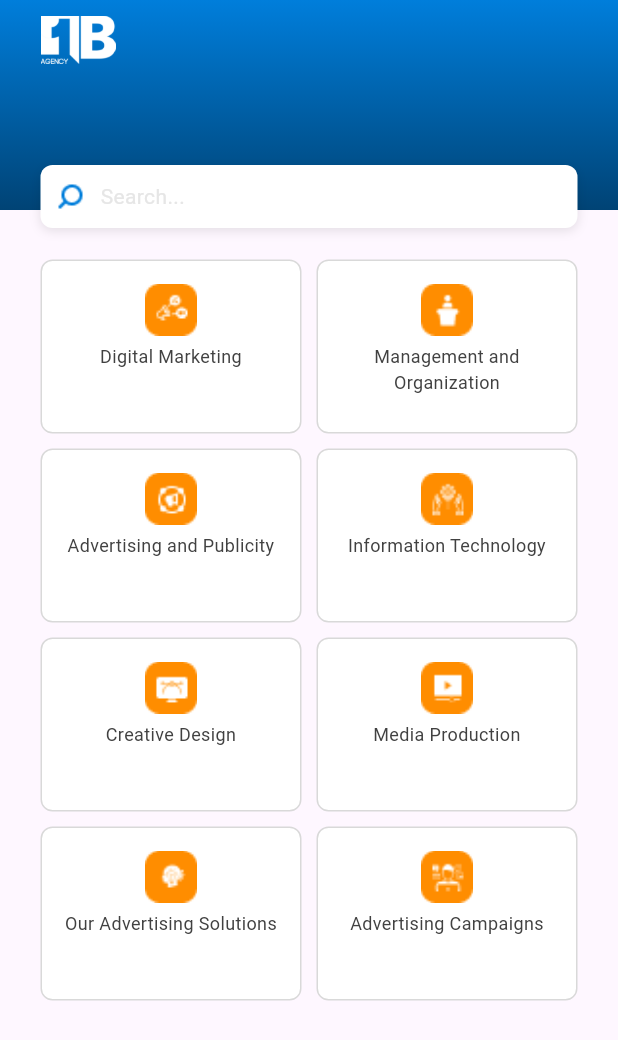
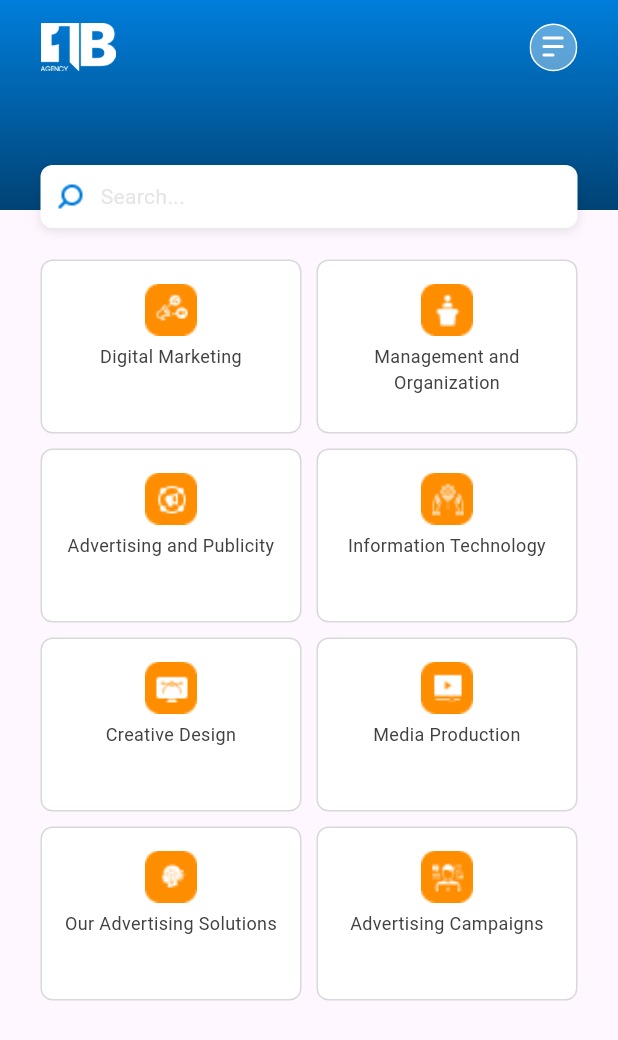
Before and after one commit to Ezzat200/one_billon, a Flutter app: the ServicesScreen screen opened directly, on a phone screen of 412 x 824 dp. Shown: the top 1040 px of the screen. Run offline on Flutter 3.47's test engine with Material 3 defaults, Android fonts, the phone set to English and light mode, and no system bars; our stand-ins replace bloc, cached_network_image, cloud_firestore, curved_labeled_navigation_bar, device_preview, firebase_auth and 7 more; accounts and stored records are empty.

Commit message:
`Added search functionality to navigation bar in blog and services screens`

```diff
--- a/lib/screens/services/services_screen.dart
+++ b/lib/screens/services/services_screen.dart
@@ -2,6 +2,7 @@ import 'package:flutter/material.dart';
 import 'package:flutter_bloc/flutter_bloc.dart';
 import 'package:one_billon/screens/layout/cubit/cubit.dart';
 import 'package:one_billon/screens/layout/cubit/states.dart';
+import 'package:one_billon/screens/search/search_screen.dart';
 import 'package:one_billon/screens/widgets/custom_card.dart';
 import 'package:one_billon/screens/widgets/custom_drawer.dart';
 import 'package:one_billon/shared/color.dart';
@@ -104,18 +105,21 @@ class ServicesScreen extends StatelessWidget {
                         horizontal: 27, vertical: 10),
                     child: Column(
                       children: [
+                        SizedBox(
+                          height: 5,
+                        ),
                         Row(
                           mainAxisAlignment: MainAxisAlignment.spaceBetween,
                           children: [
                             Image.asset('assets/images/logo.png',
                                 height: 33, width: 50),
-                            // Row(
-                            //   children: [
-                            //     Image.asset('assets/images/drwer.png'),
-                            //     const SizedBox(width: 10),
-                            //     Image.asset('assets/images/notification.png'),
-                            //   ],
-                            // ),
+                            Row(
+                              children: [
+                                CustomDrawer()
+                                // const SizedBox(width: 10),
+                                // Image.asset('assets/images/notification.png'),
+                              ],
+                            ),
                           ],
                         ),
                       ],
@@ -129,6 +133,13 @@ class ServicesScreen extends StatelessWidget {
                 top: 110, // نصفه داخل الـ AppBar والنصف الآخر في الصفحة
                 left: 27,
                 right: 27,
+                child: InkWell(
+                  onTap: () {
+                    Navigator.push(
+                      context,
+                      MaterialPageRoute(builder: (_) => SearchPage()),
+                    );
+                  },
                   child: Container(
                     height: 42,
                     decoration: BoxDecoration(
@@ -160,6 +171,7 @@ class ServicesScreen extends StatelessWidget {
                     ),
                   ),
                 ),
+              ),
             ],
           ),
         );
```
Also changed, not shown: lib/screens/blog/blog_screen.dart (+14 -6 lines). Lines whose indentation alone changed are shown as unchanged.
